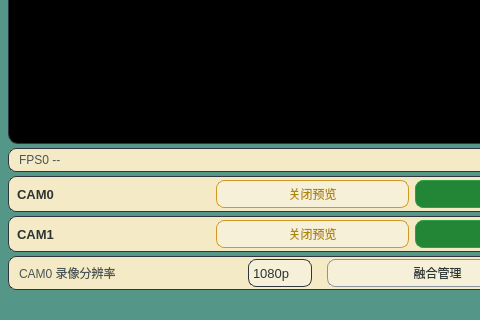
Above: Software/APP/SentinelQT/widget.ui from Davin-Liang/RK3588-Omni-Sentinel before the change; both pictures show x 0 to 480 and y 280 to 600 of the 1024 by 600 pixel window. Below: the same form after it.
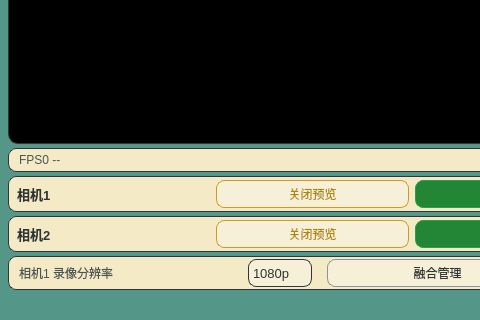
That is the form after the change.

Patch:
```diff
--- a/Software/APP/SentinelQT/widget.ui
+++ b/Software/APP/SentinelQT/widget.ui
@@ -200,7 +200,7 @@
           <property name="bottomMargin"><number>0</number></property>
           <item>
            <widget class="QLabel" name="cam0Label">
-            <property name="text"><string>CAM0</string></property>
+            <property name="text"><string>相机1</string></property>
             <property name="minimumSize"><size><width>40</width><height>0</height></size></property>
             <property name="styleSheet">
              <string notr="true">font-size: 13px; font-weight: 600; color: #2d3535; background: transparent; border: none;</string>
@@ -263,7 +263,7 @@
           <property name="bottomMargin"><number>0</number></property>
           <item>
            <widget class="QLabel" name="cam1Label">
-            <property name="text"><string>CAM1</string></property>
+            <property name="text"><string>相机2</string></property>
             <property name="minimumSize"><size><width>40</width><height>0</height></size></property>
             <property name="styleSheet">
              <string notr="true">font-size: 13px; font-weight: 600; color: #2d3535; background: transparent; border: none;</string>
@@ -326,7 +326,7 @@
           <property name="bottomMargin"><number>0</number></property>
           <item>
            <widget class="QLabel" name="resLabel">
-            <property name="text"><string>CAM0 录像分辨率</string></property>
+            <property name="text"><string>相机1 录像分辨率</string></property>
             <property name="styleSheet">
              <string notr="true">font-size: 12px; color: #4a5555; background: transparent; border: none;</string>
             </property>
```
